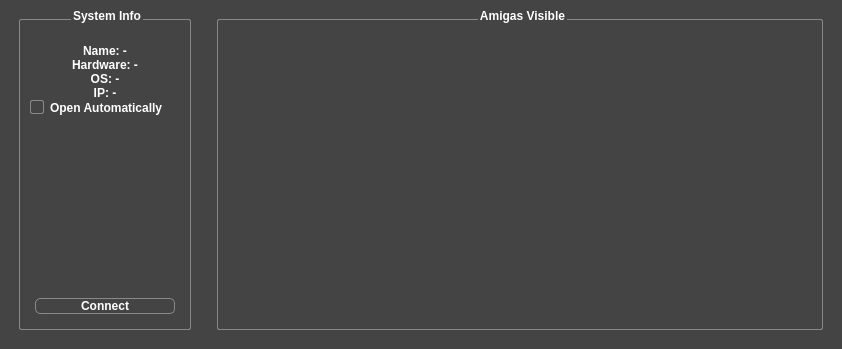
Qt form ApolloExplorerPC/scanningwindow.ui (ronybeck/ApolloExplorer) before a commit.
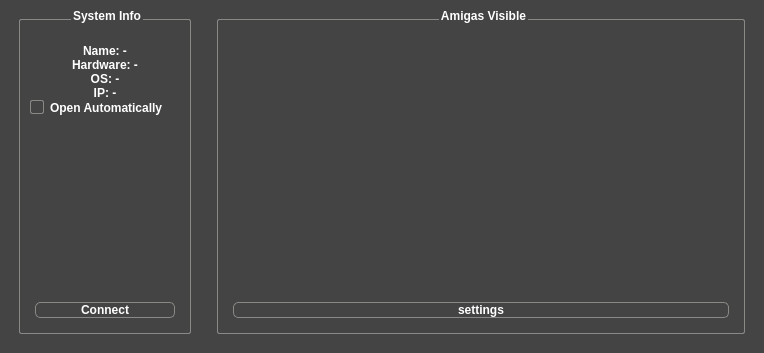
The same form after that commit. Icons and pictures are not drawn.

Commit message: - Added "hello timeout" to prefferences - Created "up" and "refresh" icons so that they will at least be visible with the application schem colours - Adjusted columns widths to match the contents in the browser window.

```diff
--- a/ApolloExplorerPC/scanningwindow.ui
+++ b/ApolloExplorerPC/scanningwindow.ui
@@ -6,8 +6,8 @@
    <rect>
     <x>0</x>
     <y>0</y>
-    <width>842</width>
-    <height>349</height>
+    <width>764</width>
+    <height>353</height>
    </rect>
   </property>
   <property name="sizePolicy">
@@ -280,6 +280,13 @@
          </property>
         </widget>
        </item>
+       <item>
+        <widget class="QPushButton" name="pushButtonSettings">
+         <property name="text">
+          <string>settings</string>
+         </property>
+        </widget>
+       </item>
       </layout>
      </widget>
     </item>
```
The commit also changes 23 other files.
